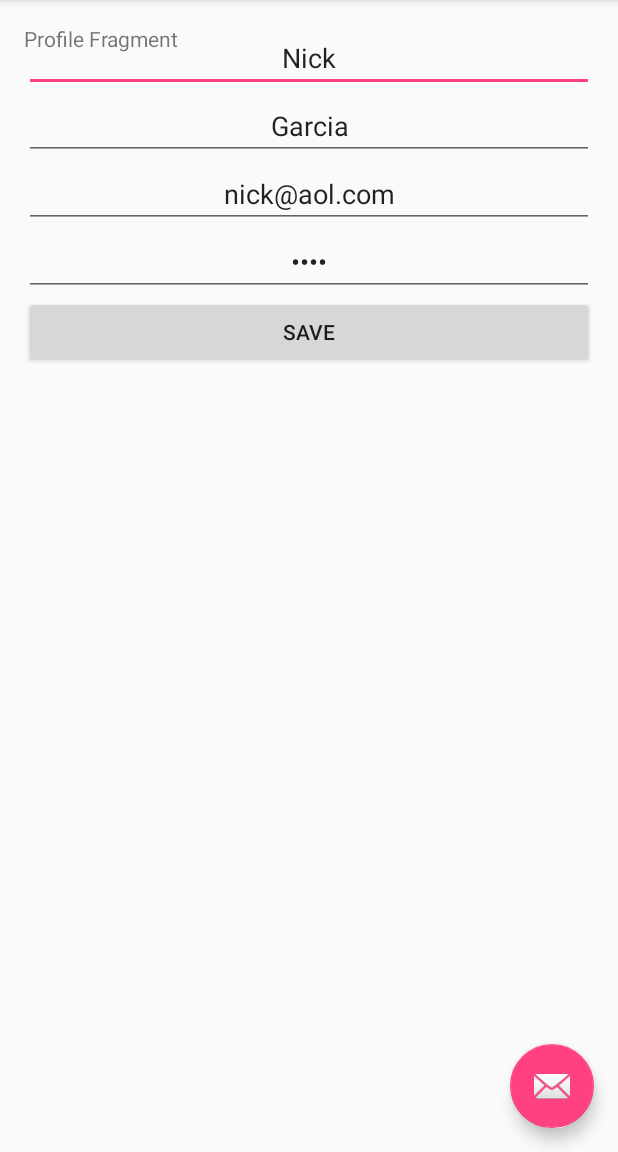
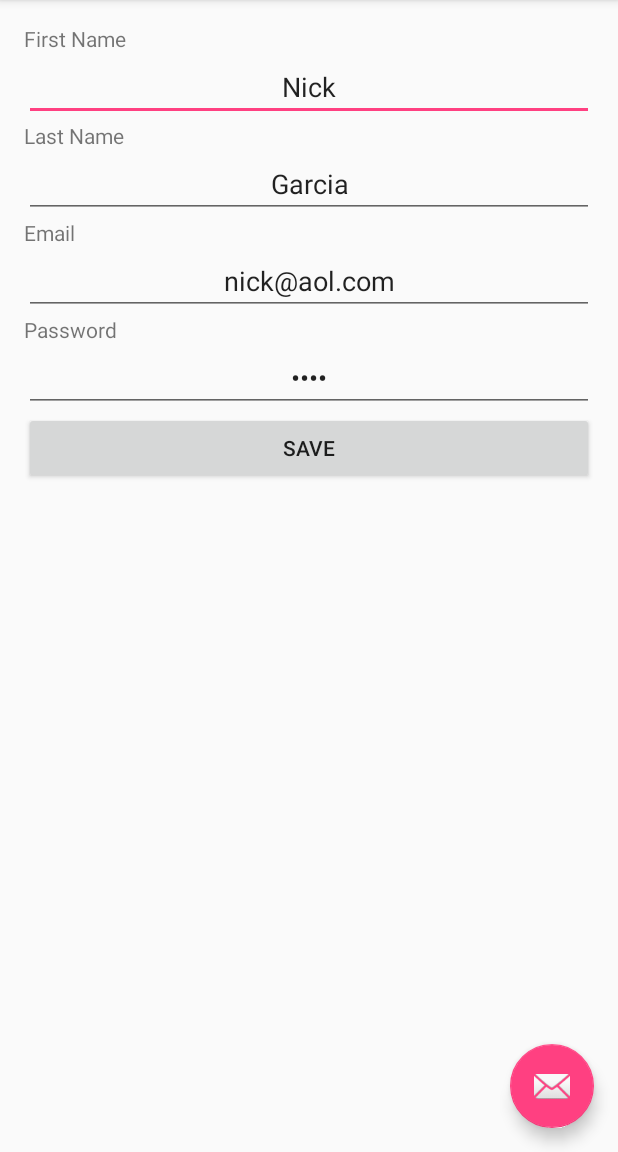
Before and after one commit to kufel/ClassDash, an Android app: the screen it shows after launch (MainActivity), in the side drawer, after a tap on "Profile", on a phone screen of 412 x 824 dp, the part 84-1236 px from its top. Run offline under Robolectric (Android 15) with nearby library versions, the phone set to English and light mode, and no system bars.

Commit message:
update user profile with labels

```diff
--- a/app/src/main/java/csit515/classdash/MainActivity.java
+++ b/app/src/main/java/csit515/classdash/MainActivity.java
@@ -51,8 +51,8 @@ public class MainActivity extends AppCompatActivity
         ft.commit();
 
         // clear db
-        DBHandler mydb = new DBHandler(this);
-        mydb.onUpgrade(mydb.getWritableDatabase(), 1, 1);
+//        DBHandler mydb = new DBHandler(this);
+//        mydb.onUpgrade(mydb.getWritableDatabase(), 1, 1);
     }
 
     @Override
--- a/app/src/main/res/layout/fragment_fragment_profile.xml
+++ b/app/src/main/res/layout/fragment_fragment_profile.xml
@@ -5,10 +5,6 @@
     tools:context="csit515.classdash.FragmentProfile">
 
     <!-- TODO: Update blank fragment layout -->
-    <TextView
-        android:layout_width="match_parent"
-        android:layout_height="match_parent"
-        android:text="Profile Fragment" />
 
     <FrameLayout
         android:layout_width="match_parent"
@@ -19,6 +15,12 @@
             android:layout_width="match_parent"
             android:layout_height="match_parent">
 
+            <TextView
+                android:text="First Name"
+                android:layout_width="match_parent"
+                android:layout_height="wrap_content"
+                android:id="@+id/textView2" />
+
             <EditText
                 android:layout_width="match_parent"
                 android:layout_height="wrap_content"
@@ -27,6 +29,12 @@
                 android:ems="10"
                 android:id="@+id/editTextFirstName"
                 android:textAlignment="center" />
+
+            <TextView
+                android:text="Last Name"
+                android:layout_width="match_parent"
+                android:layout_height="wrap_content"
+                android:id="@+id/textView4" />
 
             <EditText
                 android:layout_width="match_parent"
@@ -37,6 +45,12 @@
                 android:id="@+id/editTextLastName"
                 android:textAlignment="center" />
 
+            <TextView
+                android:text="Email"
+                android:layout_width="match_parent"
+                android:layout_height="wrap_content"
+                android:id="@+id/textView5" />
+
             <EditText
                 android:layout_width="match_parent"
                 android:layout_height="wrap_content"
@@ -45,6 +59,12 @@
                 android:id="@+id/editTextEmail"
                 android:text="Email"
                 android:textAlignment="center" />
+
+            <TextView
+                android:text="Password"
+                android:layout_width="match_parent"
+                android:layout_height="wrap_content"
+                android:id="@+id/textView6" />
 
             <EditText
                 android:layout_width="match_parent"
```
